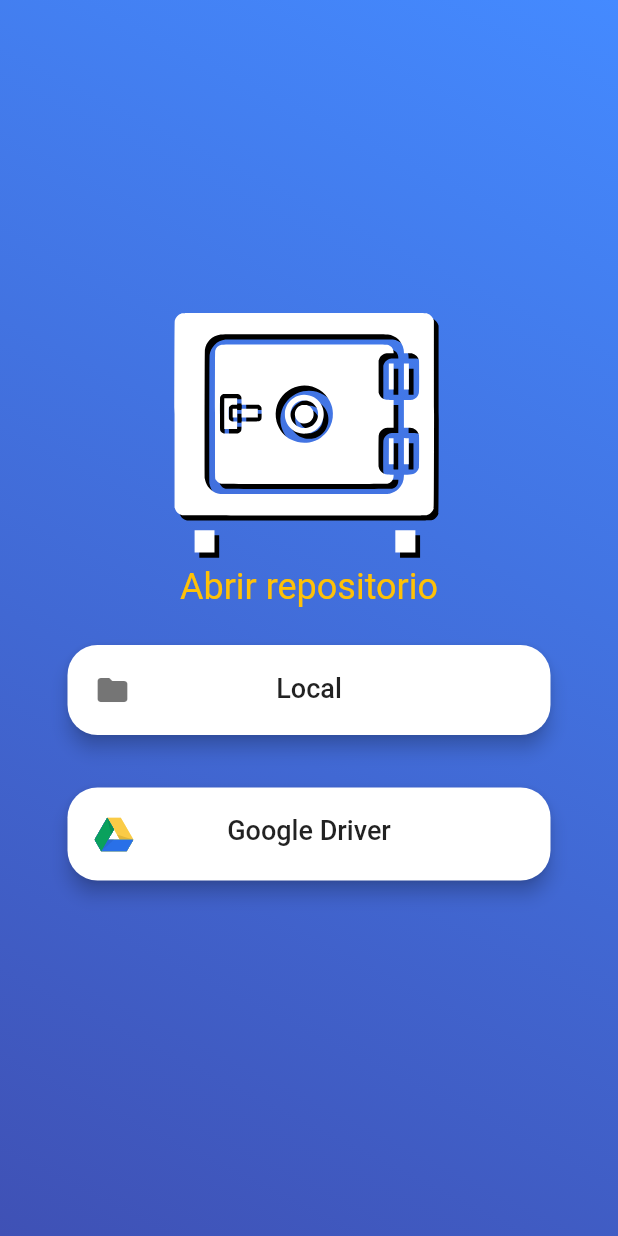
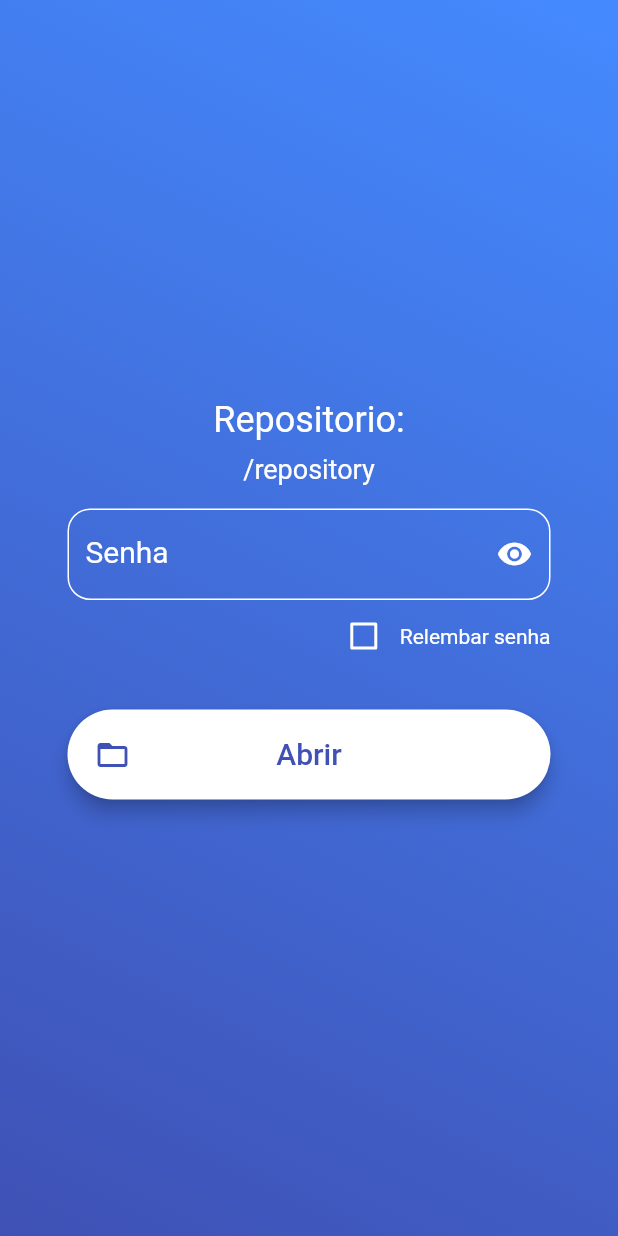
Before and after one commit to JulioMCDias/Cofre-de-Senha, a Flutter app: the screen it shows after launch, after a tap on "Local", on a phone screen of 412 x 824 dp. Run offline on Flutter 3.47's test engine with Material 2 defaults, Android fonts, the phone set to English and light mode, and no system bars; our stand-ins replace flutter_svg.

Commit message:
added open repository screen

```diff
--- a/lib/main.dart
+++ b/lib/main.dart
@@ -1,4 +1,5 @@
 
+import 'package:cofresenha/ui/screens/open_repository_screen.dart';
 import 'package:cofresenha/ui/screens/splash_screen.dart';
 import 'package:flutter/material.dart';
 
@@ -14,9 +15,9 @@ class MyApp extends StatelessWidget {
       title: 'Cofre de senhas',
       theme: ThemeData(
         primarySwatch: Colors.blue,
-        // This makes the visual density adapt to the platform that you run
-        // the app on. For desktop platforms, the controls will be smaller and
-        // closer together (more dense) than on mobile platforms.
+        primaryColor: Colors.white,
+        unselectedWidgetColor: Colors.white,
+
         visualDensity: VisualDensity.adaptivePlatformDensity,
       ),
       home: SplashScreen(),
--- /dev/null
+++ b/lib/ui/screens/open_repository_screen.dart
@@ -0,0 +1,103 @@
+import 'package:cofresenha/ui/widget/background_decoration.dart';
+import 'package:cofresenha/ui/widget/custom_text_filder.dart';
+import 'package:cofresenha/ui/widget/custom_text_from_field.dart';
+import 'package:flutter/cupertino.dart';
+import 'package:flutter/material.dart';
+
+class OpenRepositoryScreen extends StatefulWidget {
+  @override
+  _OpenRepositoryScreenState createState() => _OpenRepositoryScreenState();
+}
+
+class _OpenRepositoryScreenState extends State<OpenRepositoryScreen> {
+  String _nameRepository = "/repository";
+  bool _rememberVal = false;
+  bool passwordVisible = false;
+
+  @override
+  Widget build(BuildContext context) {
+    return Scaffold(
+      body: Container(
+        decoration: BackgroundDecoration(),
+        height: double.infinity,
+        child: Center(
+          child: Container(
+            margin: EdgeInsets.symmetric(vertical: 25, horizontal: 45),
+            width: double.infinity,
+            child: Column(
+              mainAxisAlignment: MainAxisAlignment.center,
+              children: [
+                Text("Repositorio:",
+                  style: TextStyle(fontSize: 24, color: Colors.white),
+                ),
+                Padding(
+                  padding: const EdgeInsets.only(top: 8, bottom: 16),
+                  child: Text(_nameRepository,
+                    style: TextStyle(fontSize: 18, color: Colors.white),
+                  ),
+                ),
+
+                CustomTextFromField(
+                  passwordVisible: true,
+                  controller: TextEditingController(),
+                ),
+                Row(
+                  mainAxisAlignment: MainAxisAlignment.end,
+                  children: [
+                    Checkbox(
+                      value: _rememberVal,
+                      checkColor: Colors.blue,
+                      activeColor: Colors.white,
+
+                      onChanged: (value) {
+                        setState(() {
+                          _rememberVal = value;
+                        });
+                      },
+                    ),
+                    Text("Relembar senha", style: TextStyle(color: Colors.white),)
+                  ],
+                ),
+
+                Container(
+                  margin: EdgeInsets.symmetric(
+                    vertical: 25),
+                  width: double.infinity,
+                  child: RaisedButton(
+                    onPressed: () {},
+                    elevation: 5,
+                    padding: EdgeInsets.all(18),
+                    shape: RoundedRectangleBorder(
+                      borderRadius: BorderRadius.circular(30)),
+                    color: Colors.white,
+                    child: Row(
+                      children: [
+                        Expanded(
+                          child: Stack(
+                            children: [
+                              Icon(
+                                Icons.folder_open,
+                                color: Colors.indigo,
+                              ),
+                              Center(
+                                child: Text(
+                                  "Abrir",
+                                  style: TextStyle(fontSize: 20,
+                                    color: Colors.indigo),
+                                ),
+                              ),
+                            ],
+                          ),
+                        ),
+                      ],
+                    ),
+                  ),
+                ),
+              ],
+            ),
+          ),
+        ),
+      ),
+    );
+  }
+}
--- a/lib/ui/screens/splash_screen.dart
+++ b/lib/ui/screens/splash_screen.dart
@@ -1,3 +1,4 @@
+import 'package:cofresenha/ui/screens/open_repository_screen.dart';
 import 'package:cofresenha/ui/widget/background_decoration.dart';
 import 'package:flutter/cupertino.dart';
 import 'package:flutter/material.dart';
@@ -29,7 +30,6 @@ class _SplashScreenState extends State<SplashScreen> {
       body: Container(
         decoration: BackgroundDecoration(),
         height: double.infinity,
-        child: Container(
         child: Center(
           child: Stack(
             overflow: Overflow.clip,
@@ -68,7 +68,11 @@ class _SplashScreenState extends State<SplashScreen> {
                                   vertical: 25, horizontal: 45),
                               width: double.infinity,
                               child: RaisedButton(
-                                  onPressed: () {},
+                                onPressed: () {
+                                  Navigator.of(context).pushReplacement(
+                                    MaterialPageRoute(builder: (context)=>OpenRepositoryScreen())
+                                  );
+                                },
                                 elevation: 5,
                                 padding: EdgeInsets.all(18),
                                 shape: RoundedRectangleBorder(
@@ -101,7 +105,11 @@ class _SplashScreenState extends State<SplashScreen> {
                                   vertical: 10, horizontal: 45),
                               width: double.infinity,
                               child: RaisedButton(
-                                  onPressed: () {},
+                                onPressed: () {
+                                  Navigator.of(context).pushReplacement(
+                                    MaterialPageRoute(builder: (context)=>OpenRepositoryScreen())
+                                  );
+                                },
                                 elevation: 5,
                                 padding: EdgeInsets.all(18),
                                 shape: RoundedRectangleBorder(
@@ -138,7 +146,6 @@ class _SplashScreenState extends State<SplashScreen> {
           ),
         ),
       ),
-      ),
     );
   }
 }
--- /dev/null
+++ b/lib/ui/widget/custom_text_filder.dart
@@ -0,0 +1,28 @@
+import 'package:flutter/material.dart';
+
+class CustomTextField extends TextField {
+  final String labelText;
+  final Color textColor;
+  final Color borderColor;
+  final double fontSize;
+
+  CustomTextField({
+    this.labelText,
+    this.textColor,
+    this.borderColor,
+    this.fontSize
+  }) : super(
+          decoration: InputDecoration(
+          labelText: labelText,
+          labelStyle: TextStyle(color: textColor),
+          enabledBorder: OutlineInputBorder(
+            borderRadius: BorderRadius.circular(15),
+            borderSide: BorderSide(color: borderColor)
+          ),
+          border: OutlineInputBorder(
+              borderRadius: BorderRadius.circular(15),
+              borderSide: BorderSide(color: borderColor)),
+        ),
+    style: TextStyle(color: Colors.white, fontSize: fontSize)
+  );
+}
--- /dev/null
+++ b/lib/ui/widget/custom_text_from_field.dart
@@ -0,0 +1,53 @@
+import 'package:flutter/material.dart';
+
+class CustomTextFromField extends StatefulWidget {
+  final controller;
+  bool passwordVisible ;
+  CustomTextFromField({
+    this.controller,
+    this.passwordVisible = false,
+  });
+
+  @override
+  _CustomTextFromFieldState createState() => _CustomTextFromFieldState();
+}
+
+class _CustomTextFromFieldState extends State<CustomTextFromField> {
+
+  @override
+  Widget build(BuildContext context) {
+    return TextFormField(
+      style: TextStyle(color: Theme.of(context).primaryColor, fontSize: 18),
+      keyboardType: TextInputType.text,
+      controller: widget.controller,
+      obscureText: widget.passwordVisible,//This will obscure text dynamically
+      decoration: InputDecoration(
+        labelText: 'Senha',
+        labelStyle: TextStyle(fontSize:20, color: Theme.of(context).primaryColor),
+        hintText: 'Enter com a senha do repositorio',
+        hintStyle: TextStyle(color: Theme.of(context).primaryColor),
+        enabledBorder: OutlineInputBorder(
+          borderRadius: BorderRadius.circular(15),
+          borderSide: BorderSide(color:  Theme.of(context).primaryColor)
+        ),
+        border: OutlineInputBorder(
+          borderRadius: BorderRadius.circular(15),
+          borderSide: BorderSide(color:  Theme.of(context).primaryColor)),
+        // Here is key idea
+        suffixIcon: IconButton(
+          icon: Icon(
+            widget.passwordVisible
+              ? Icons.visibility
+              : Icons.visibility_off,
+            color: Theme.of(context).primaryColor,
+          ),
+          onPressed: () {
+            setState(() {
+              widget.passwordVisible = !widget.passwordVisible;
+            });
+          },
+        ),
+      ),
+    );
+  }
+}
```
Also changed, not shown: lib/ui/screens/list_book_screen.dart (added), lib/ui/screens/list_password_screen.dart (added), lib/ui/screens/password_screen.dart (deleted). Lines whose indentation alone changed are shown as unchanged.
